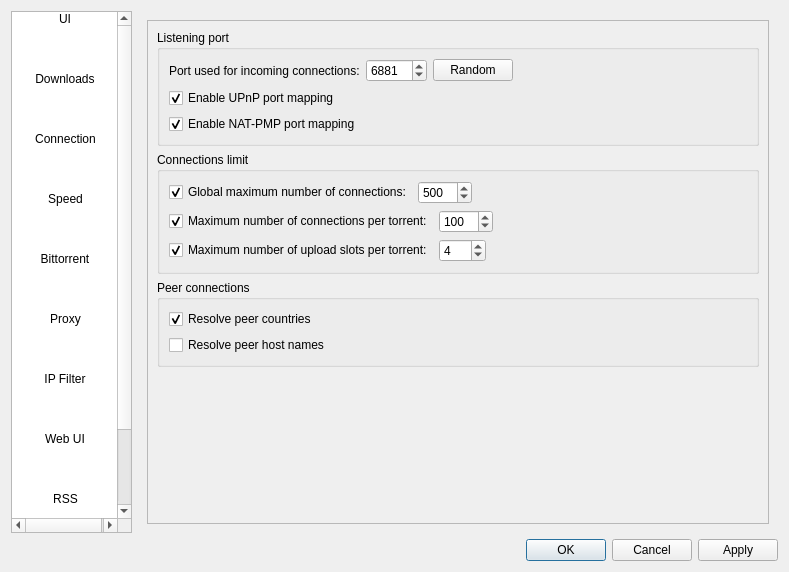
Before: the Qt Designer form src/ui/options.ui in SysAdminDoc/qBittorrent-Vanced, drawn with Qt 5.
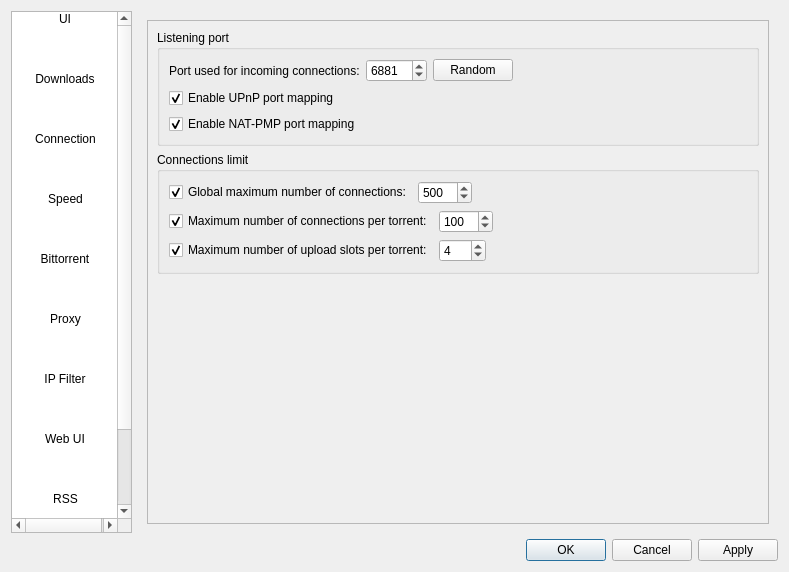
After: the same form once the commit is applied. The open tabs and pages were chosen to show the change. Icons and pictures are not drawn.

Commit message: Moved peer resolution settings to advanced settings

```diff
--- a/src/ui/options.ui
+++ b/src/ui/options.ui
@@ -1297,32 +1297,6 @@
                </layout>
               </widget>
              </item>
-             <item>
-              <widget class="QGroupBox" name="groupBox_2">
-               <property name="title">
-                <string>Peer connections</string>
-               </property>
-               <layout class="QVBoxLayout" name="verticalLayout_25">
-                <item>
-                 <widget class="QCheckBox" name="checkResolveCountries">
-                  <property name="text">
-                   <string>Resolve peer countries</string>
-                  </property>
-                  <property name="checked">
-                   <bool>true</bool>
-                  </property>
-                 </widget>
-                </item>
-                <item>
-                 <widget class="QCheckBox" name="checkResolveHosts">
-                  <property name="text">
-                   <string>Resolve peer host names</string>
-                  </property>
-                 </widget>
-                </item>
-               </layout>
-              </widget>
-             </item>
              <item>
               <spacer name="verticalSpacer_7">
                <property name="orientation">
```
The commit also changes 3 other files.
